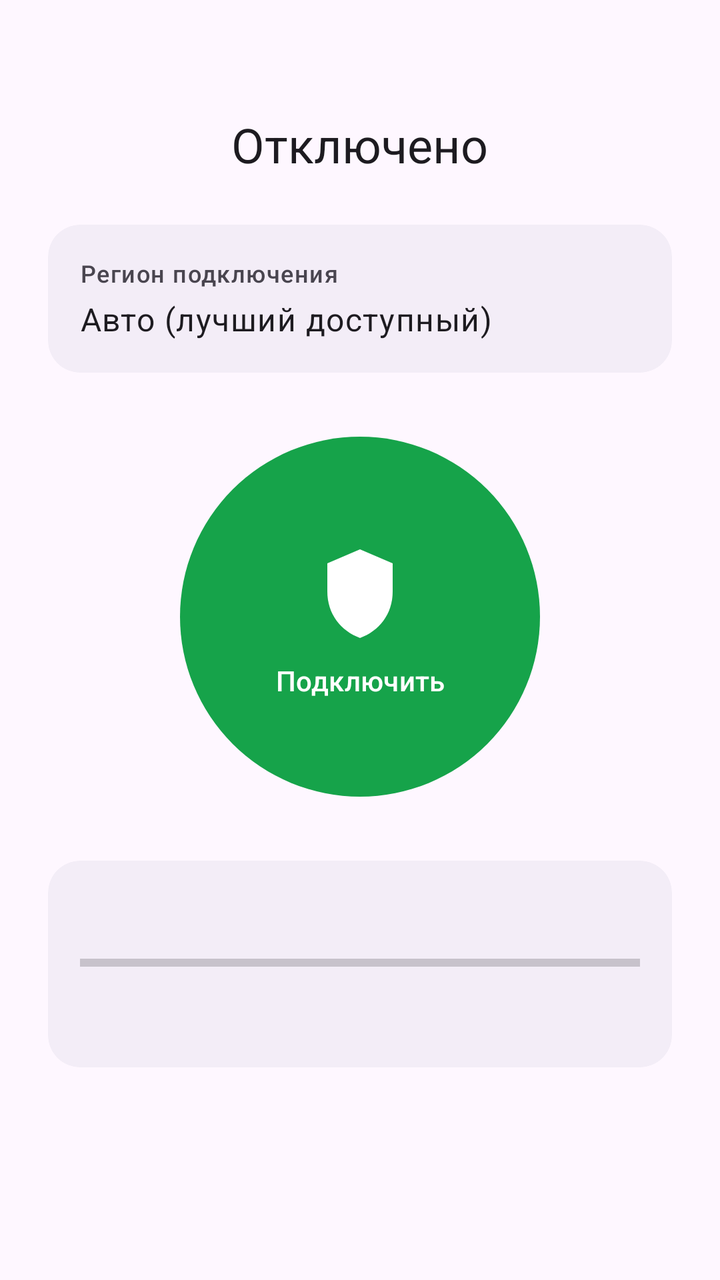
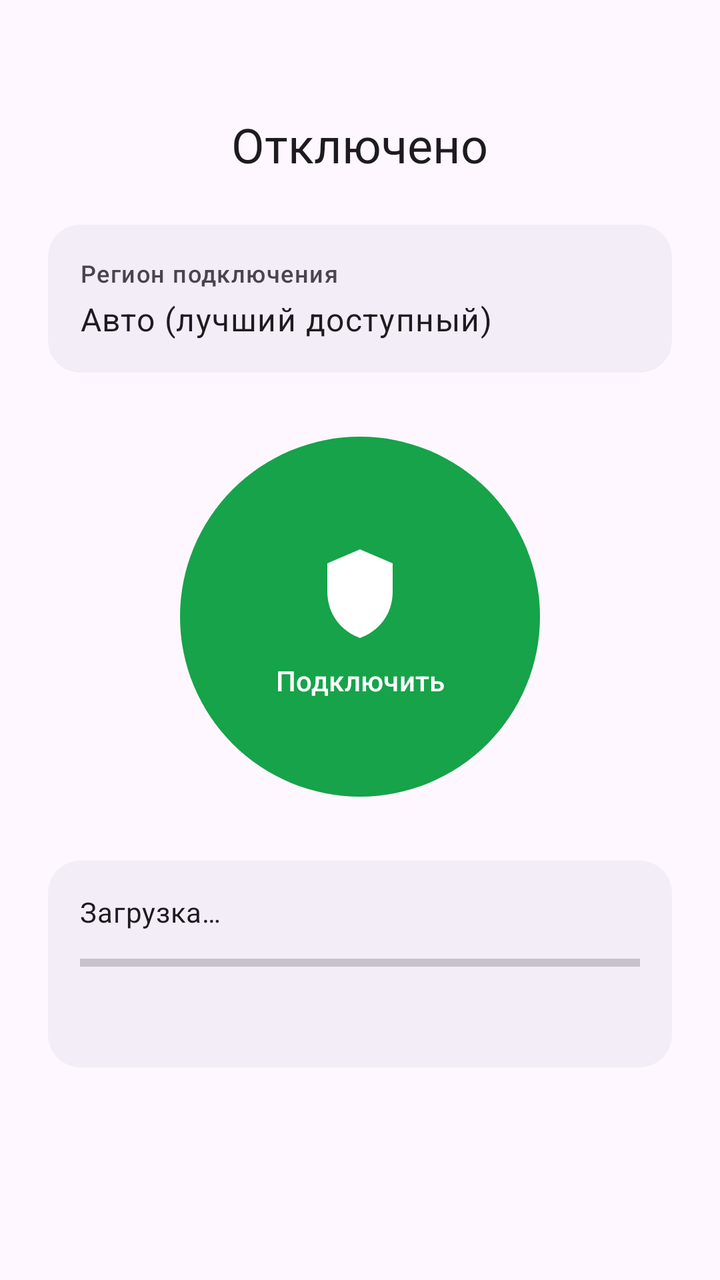

An Android layout rendered at two revisions. The XML below is the earlier revision; the diff shows what the commit changed to produce the second picture.
<!-- AndroidManifest.xml: application theme Theme.VpnApp -->
<!-- res/layout/fragment_connect.xml -->
<?xml version="1.0" encoding="utf-8"?>
<ScrollView xmlns:android="http://schemas.android.com/apk/res/android"
    xmlns:app="http://schemas.android.com/apk/res-auto"
    android:layout_width="match_parent"
    android:layout_height="match_parent"
    android:fillViewport="true">

    <LinearLayout
        android:layout_width="match_parent"
        android:layout_height="wrap_content"
        android:orientation="vertical"
        android:gravity="center_horizontal"
        android:padding="24dp">

        <TextView
            android:id="@+id/statusText"
            android:layout_width="wrap_content"
            android:layout_height="wrap_content"
            android:layout_marginTop="32dp"
            android:textAppearance="?attr/textAppearanceHeadlineSmall"
            android:text="@string/state_disconnected" />

        <androidx.cardview.widget.CardView
            android:id="@+id/regionCard"
            android:layout_width="match_parent"
            android:layout_height="wrap_content"
            android:layout_marginTop="24dp"
            android:clickable="true"
            android:focusable="true"
            app:cardCornerRadius="16dp"
            app:cardElevation="0dp"
            app:cardBackgroundColor="?attr/colorSurfaceContainer">

            <LinearLayout
                android:layout_width="match_parent"
                android:layout_height="wrap_content"
                android:orientation="vertical"
                android:padding="16dp">

                <TextView
                    android:layout_width="match_parent"
                    android:layout_height="wrap_content"
                    android:text="@string/region_picker_title"
                    android:textAppearance="?attr/textAppearanceLabelMedium" />

                <TextView
                    android:id="@+id/regionSelectedText"
                    android:layout_width="match_parent"
                    android:layout_height="wrap_content"
                    android:layout_marginTop="4dp"
                    android:text="@string/region_auto"
                    android:textAppearance="?attr/textAppearanceBodyLarge" />

                <TextView
                    android:id="@+id/regionFallbackNotice"
                    android:layout_width="match_parent"
                    android:layout_height="wrap_content"
                    android:layout_marginTop="6dp"
                    android:text="@string/region_unavailable_notice"
                    android:textColor="@color/state_operator_blocked"
                    android:textAppearance="?attr/textAppearanceBodySmall"
                    android:visibility="gone" />

                
                <TextView
                    android:id="@+id/settingsSummaryRow"
                    android:layout_width="match_parent"
                    android:layout_height="wrap_content"
                    android:layout_marginTop="12dp"
                    android:background="?attr/selectableItemBackground"
                    android:paddingTop="8dp"
                    android:paddingBottom="8dp"
                    android:textAppearance="?attr/textAppearanceBodySmall"
                    android:textColor="?attr/colorPrimary"
                    android:visibility="gone" />
            </LinearLayout>
        </androidx.cardview.widget.CardView>

        <com.google.android.material.button.MaterialButton
            android:id="@+id/connectButton"
            android:layout_width="180dp"
            android:layout_height="180dp"
            android:layout_marginTop="32dp"
            android:insetTop="0dp"
            android:insetBottom="0dp"
            app:cornerRadius="90dp"
            app:icon="@drawable/ic_shield"
            app:iconSize="56dp"
            app:iconGravity="textTop"
            android:text="@string/connect_action" />

        <androidx.cardview.widget.CardView
            android:id="@+id/operatorBlockedCard"
            android:layout_width="match_parent"
            android:layout_height="wrap_content"
            android:layout_marginTop="32dp"
            android:visibility="gone"
            app:cardCornerRadius="16dp"
            app:cardElevation="0dp"
            app:cardBackgroundColor="?attr/colorSurfaceContainer">

            <LinearLayout
                android:layout_width="match_parent"
                android:layout_height="wrap_content"
                android:orientation="vertical"
                android:padding="16dp">

                <TextView
                    android:layout_width="match_parent"
                    android:layout_height="wrap_content"
                    android:text="@string/operator_blocked_title"
                    android:textStyle="bold"
                    android:textAppearance="?attr/textAppearanceTitleMedium" />

                <TextView
                    android:layout_width="match_parent"
                    android:layout_height="wrap_content"
                    android:layout_marginTop="8dp"
                    android:text="@string/operator_blocked_body"
                    android:textAppearance="?attr/textAppearanceBodyMedium" />
            </LinearLayout>
        </androidx.cardview.widget.CardView>

        <androidx.cardview.widget.CardView
            android:id="@+id/quotaCard"
            android:layout_width="match_parent"
            android:layout_height="wrap_content"
            android:layout_marginTop="32dp"
            app:cardCornerRadius="16dp"
            app:cardElevation="0dp"
            app:cardBackgroundColor="?attr/colorSurfaceContainer">

            <LinearLayout
                android:layout_width="match_parent"
                android:layout_height="wrap_content"
                android:orientation="vertical"
                android:padding="16dp">

                <LinearLayout
                    android:layout_width="match_parent"
                    android:layout_height="wrap_content"
                    android:orientation="horizontal"
                    android:gravity="center_vertical">

                    <TextView
                        android:id="@+id/trafficText"
                        android:layout_width="0dp"
                        android:layout_height="wrap_content"
                        android:layout_weight="1"
                        android:textAppearance="?attr/textAppearanceBodyMedium" />

                </LinearLayout>

                <ProgressBar
                    android:id="@+id/trafficProgress"
                    style="?android:attr/progressBarStyleHorizontal"
                    android:layout_width="match_parent"
                    android:layout_height="wrap_content"
                    android:layout_marginTop="8dp"
                    android:max="100" />

                <TextView
                    android:id="@+id/expiresText"
                    android:layout_width="match_parent"
                    android:layout_height="wrap_content"
                    android:layout_marginTop="12dp"
                    android:textAppearance="?attr/textAppearanceBodySmall" />
            </LinearLayout>
        </androidx.cardview.widget.CardView>


        <androidx.cardview.widget.CardView
            android:id="@+id/guestCard"

            android:layout_width="match_parent"
            android:layout_height="wrap_content"
            android:layout_marginTop="24dp"
            android:visibility="gone"
            app:cardCornerRadius="16dp"
            app:cardElevation="0dp"
            app:cardBackgroundColor="?attr/colorSurfaceContainer">

            <LinearLayout
                android:layout_width="match_parent"
                android:layout_height="wrap_content"
                android:orientation="vertical"
                android:padding="16dp">

                <TextView
                    android:id="@+id/guestTitleText"
                    android:layout_width="match_parent"
                    android:layout_height="wrap_content"
                    android:text="@string/guest_profile_title"
                    android:textStyle="bold"
                    android:textAppearance="?attr/textAppearanceTitleMedium" />

                <TextView
                    android:id="@+id/guestDescText"
                    android:layout_width="match_parent"
                    android:layout_height="wrap_content"
                    android:layout_marginTop="8dp"
                    android:text="@string/guest_profile_desc"
                    android:textAppearance="?attr/textAppearanceBodyMedium" />

                <com.google.android.material.button.MaterialButton
                    android:id="@+id/signInOrRegisterButton"
                    android:layout_width="match_parent"
                    android:layout_height="wrap_content"
                    android:layout_marginTop="16dp"
                    android:text="@string/sign_in_or_register" />
            </LinearLayout>
        </androidx.cardview.widget.CardView>

    </LinearLayout>
</ScrollView>
<!-- resources referenced by this layout -->
<resources>
  <color name="state_operator_blocked">#EF4444</color>
  <!-- drawable ic_shield (drawable) -->
  <?xml version="1.0" encoding="utf-8"?>
  <vector xmlns:android="http://schemas.android.com/apk/res/android"
      android:width="24dp"
      android:height="24dp"
      android:viewportWidth="24"
      android:viewportHeight="24"
      android:tint="#FFFFFF">
      <path
          android:fillColor="@android:color/white"
          android:pathData="M12,2 L19,5 V11 C19,16 16,19.5 12,21 C8,19.5 5,16 5,11 V5 Z" />
  </vector>
  <string name="connect_action">Подключить</string>
  <string name="guest_profile_desc">Вы пользуетесь временным профилем на этом устройстве. Зарегистрируйтесь или войдите, чтобы сохранить баланс, управлять устройствами и оплачивать подписку.</string>
  <string name="guest_profile_title">Пробный доступ</string>
  <string name="operator_blocked_body">Российские сайты открываются, а внешние — нет. Это делает ваш оператор связи. Мы автоматически подбираем резервные ноды, попробуйте переподключиться через минуту.</string>
  <string name="operator_blocked_title">Это ограничение оператора, а не сервиса</string>
  <string name="region_auto">Авто (лучший доступный)</string>
  <string name="region_picker_title">Регион подключения</string>
  <string name="region_unavailable_notice">Выбранный регион сейчас недоступен — используется автоматический выбор</string>
  <string name="sign_in_or_register">Войти или зарегистрироваться</string>
  <string name="state_disconnected">Отключено</string>
  <style name="Theme.VpnApp" parent="Theme.Material3.DayNight.NoActionBar">
          <item name="colorPrimary">@color/brand_600</item>
          <item name="colorOnPrimary">@color/white</item>
          <item name="colorPrimaryContainer">@color/brand_100</item>
          <item name="colorOnPrimaryContainer">@color/brand_700</item>
          <item name="colorSecondary">@color/brand_500</item>
          <item name="colorSurface">@color/white</item>
          <item name="colorOnSurface">@color/dark_950</item>
          <item name="android:statusBarColor">?attr/colorSurface</item>
          <item name="android:windowLightStatusBar">true</item>
      </style>
  <color name="brand_600">#16A34A</color>
  <color name="white">#FFFFFF</color>
  <color name="brand_100">#DCFCE7</color>
  <color name="brand_700">#15803D</color>
  <color name="brand_500">#22C55E</color>
  <color name="dark_950">#060709</color>
</resources>

<!-- the commit's change to res/layout/fragment_connect.xml (unified diff, before → after) -->
@@ -142,11 +142,13 @@
                     android:orientation="horizontal"
                     android:gravity="center_vertical">
 
+                    
                     <TextView
                         android:id="@+id/trafficText"
                         android:layout_width="0dp"
                         android:layout_height="wrap_content"
                         android:layout_weight="1"
+                        android:text="@string/loading"
                         android:textAppearance="?attr/textAppearanceBodyMedium" />
 
                 </LinearLayout>
<!-- resource entries referenced after the edit -->
@@ -16,6 +16,7 @@
   <string name="connect_action">Подключить</string>
   <string name="guest_profile_desc">Вы пользуетесь временным профилем на этом устройстве. Зарегистрируйтесь или войдите, чтобы сохранить баланс, управлять устройствами и оплачивать подписку.</string>
   <string name="guest_profile_title">Пробный доступ</string>
+  <string name="loading">Загрузка…</string>
   <string name="operator_blocked_body">Российские сайты открываются, а внешние — нет. Это делает ваш оператор связи. Мы автоматически подбираем резервные ноды, попробуйте переподключиться через минуту.</string>
   <string name="operator_blocked_title">Это ограничение оператора, а не сервиса</string>
   <string name="region_auto">Авто (лучший доступный)</string>
